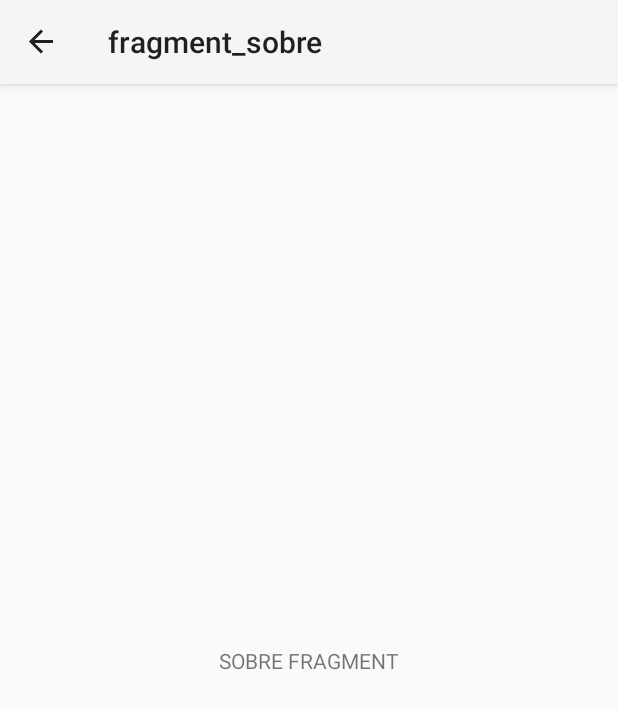
After one commit to haurenburu/SegundaProva, an Android app: the SobreFragment screen opened through its navigation route, on a phone screen of 412 x 824 dp. The commit adds this screen. Shown: the top 709 px of the screen. Run offline under Robolectric (Android 15) with nearby library versions, the phone set to English and light mode, and no system bars; our stand-ins replace Room's generated code, data binding, navigation-ui.

Commit message:
ADD: drawer menu and about frag

```diff
--- a/app/src/main/java/com/example/segundaprova/HomeFragment.kt
+++ b/app/src/main/java/com/example/segundaprova/HomeFragment.kt
@@ -42,7 +42,7 @@ class HomeFragment : Fragment() {
 
     override fun onCreateOptionsMenu(menu: Menu, inflater: MenuInflater) {
         super.onCreateOptionsMenu(menu, inflater)
-        inflater.inflate(R.menu.options_menu, menu)
+        inflater.inflate(R.menu.home_menu, menu)
     }
 
     override fun onOptionsItemSelected(item: MenuItem): Boolean {
--- a/app/src/main/java/com/example/segundaprova/MainActivity.kt
+++ b/app/src/main/java/com/example/segundaprova/MainActivity.kt
@@ -2,28 +2,27 @@ package com.example.segundaprova
 
 import androidx.appcompat.app.AppCompatActivity
 import android.os.Bundle
+import androidx.databinding.DataBindingUtil
 import androidx.navigation.Navigation
 import androidx.navigation.ui.NavigationUI
 import androidx.room.Room
+import com.example.segundaprova.databinding.ActivityMainBinding
 
 class MainActivity : AppCompatActivity() {
 
-//    private val db: AppDatabase by lazy {
-//        Room.databaseBuilder(this, AppDatabase::class.java, "games.sqlite")
-//            .allowMainThreadQueries()
-//            .build()
-//    }
+    lateinit var binding: ActivityMainBinding
 
     override fun onCreate(savedInstanceState: Bundle?) {
         super.onCreate(savedInstanceState)
-        setContentView(R.layout.activity_main)
+        binding = DataBindingUtil.setContentView(this, R.layout.activity_main)
 
         val navController = Navigation.findNavController(this, R.id.NavHostFragment)
-        NavigationUI.setupActionBarWithNavController(this, navController)
+        NavigationUI.setupActionBarWithNavController(this, navController, binding.drawerLayout)
+        NavigationUI.setupWithNavController(binding.navView, navController)
     }
 
     override fun onSupportNavigateUp(): Boolean {
         val navController = Navigation.findNavController(this, R.id.NavHostFragment)
-        return navController.navigateUp()
+        return NavigationUI.navigateUp(navController, binding.drawerLayout)
     }
 }
--- /dev/null
+++ b/app/src/main/java/com/example/segundaprova/SobreFragment.kt
@@ -0,0 +1,21 @@
+package com.example.segundaprova
+
+import android.os.Bundle
+import androidx.fragment.app.Fragment
+import android.view.LayoutInflater
+import android.view.View
+import android.view.ViewGroup
+
+// TODO: Rename parameter arguments, choose names that match
+// the fragment initialization parameters, e.g. ARG_ITEM_NUMBER
+private const val ARG_PARAM1 = "param1"
+private const val ARG_PARAM2 = "param2"
+
+class SobreFragment : Fragment() {
+      override fun onCreateView(
+        inflater: LayoutInflater, container: ViewGroup?,
+        savedInstanceState: Bundle?
+    ): View? {
+        return inflater.inflate(R.layout.fragment_sobre, container, false)
+    }
+}
--- a/app/src/main/res/layout/activity_main.xml
+++ b/app/src/main/res/layout/activity_main.xml
@@ -3,6 +3,10 @@
     xmlns:app="http://schemas.android.com/apk/res-auto"
     xmlns:tools="http://schemas.android.com/tools">
 
+    <androidx.drawerlayout.widget.DrawerLayout
+        android:id="@+id/drawerLayout"
+        android:layout_width="match_parent"
+        android:layout_height="match_parent">
         <LinearLayout
             android:layout_width="match_parent"
             android:layout_height="match_parent"
@@ -16,7 +20,14 @@
                 android:layout_width="match_parent"
                 android:layout_height="match_parent"
                 android:id="@+id/NavHostFragment" />
+        </LinearLayout>
 
+        <com.google.android.material.navigation.NavigationView
+            app:menu="@menu/options_menu"
+            android:id="@+id/navView"
+            android:layout_gravity="start"
+            android:layout_width="wrap_content"
+            android:layout_height="match_parent" />
 
-    </LinearLayout>
+    </androidx.drawerlayout.widget.DrawerLayout>
 </layout>
--- /dev/null
+++ b/app/src/main/res/layout/fragment_sobre.xml
@@ -0,0 +1,19 @@
+<?xml version="1.0" encoding="utf-8"?>
+<androidx.constraintlayout.widget.ConstraintLayout xmlns:android="http://schemas.android.com/apk/res/android"
+    xmlns:app="http://schemas.android.com/apk/res-auto"
+    xmlns:tools="http://schemas.android.com/tools"
+    android:layout_width="match_parent"
+    android:layout_height="match_parent"
+    tools:context=".SobreFragment">
+
+    <!-- TODO: Update blank fragment layout -->
+    <TextView
+        android:layout_width="wrap_content"
+        android:layout_height="wrap_content"
+        android:text="SOBRE FRAGMENT"
+        app:layout_constraintBottom_toBottomOf="parent"
+        app:layout_constraintEnd_toEndOf="parent"
+        app:layout_constraintStart_toStartOf="parent"
+        app:layout_constraintTop_toTopOf="parent" />
+
+</androidx.constraintlayout.widget.ConstraintLayout>
--- /dev/null
+++ b/app/src/main/res/menu/home_menu.xml
@@ -0,0 +1,7 @@
+<?xml version="1.0" encoding="utf-8"?>
+<menu xmlns:app="http://schemas.android.com/apk/res-auto"
+    xmlns:android="http://schemas.android.com/apk/res/android">
+
+    <item android:title="@string/sobre"
+        android:id="@+id/sobreFragment"/>
+</menu>
--- a/app/src/main/res/navigation/navigation.xml
+++ b/app/src/main/res/navigation/navigation.xml
@@ -18,4 +18,9 @@
         android:id="@+id/cadastraFragment"
         android:name="com.example.segundaprova.CadastraFragment"
         android:label="CadastraFragment" />
+    <fragment
+        android:id="@+id/sobreFragment"
+        android:name="com.example.segundaprova.SobreFragment"
+        android:label="fragment_sobre"
+        tools:layout="@layout/fragment_sobre" />
 </navigation>
--- a/app/src/main/res/values/strings.xml
+++ b/app/src/main/res/values/strings.xml
@@ -10,4 +10,5 @@
     <string name="release_year">Release Year</string>
     <string name="rating">Rating</string>
     <string name="cadastra">Cadastra</string>
+    <string name="sobre">Sobre</string>
 </resources>
```
Lines whose indentation alone changed are shown as unchanged.
